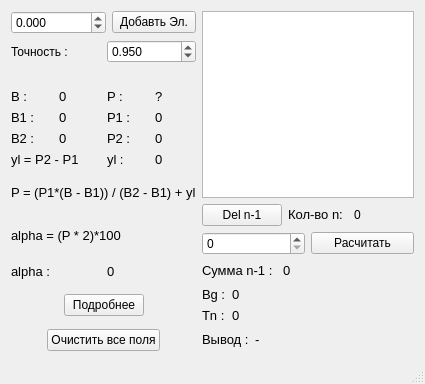
The window that Data_Ballistics/mainwindow.ui (kukiman010/Smirnov-s-method) describes before a commit, drawn with Qt 5.
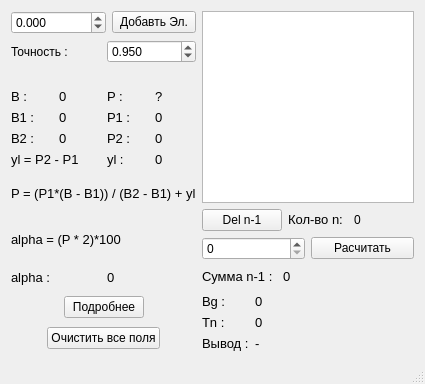
The same window after the commit.

The edit to the form file:
```diff
--- a/Data_Ballistics/mainwindow.ui
+++ b/Data_Ballistics/mainwindow.ui
@@ -89,7 +89,7 @@
       </item>
      </layout>
     </item>
-    <item row="0" column="2" rowspan="4" colspan="3">
+    <item row="0" column="2" rowspan="4" colspan="2">
      <layout class="QVBoxLayout" name="verticalLayout_2">
       <item>
        <layout class="QVBoxLayout" name="verticalLayout">
@@ -417,7 +417,7 @@
       </property>
      </widget>
     </item>
-    <item row="4" column="2" colspan="2">
+    <item row="4" column="2">
      <layout class="QHBoxLayout" name="horizontalLayout_3">
       <item>
        <widget class="QLabel" name="label_5">
@@ -440,7 +440,7 @@
       </item>
      </layout>
     </item>
-    <item row="4" column="4">
+    <item row="4" column="3">
      <spacer name="horizontalSpacer_6">
       <property name="orientation">
        <enum>Qt::Horizontal</enum>
@@ -490,9 +490,11 @@
       </item>
      </layout>
     </item>
-    <item row="5" column="2">
+    <item row="5" column="2" rowspan="2">
      <layout class="QHBoxLayout" name="horizontalLayout_6">
       <item>
+       <layout class="QVBoxLayout" name="verticalLayout_14">
+        <item>
        <layout class="QVBoxLayout" name="verticalLayout_4">
         <item>
          <widget class="QLabel" name="label_6">
@@ -511,6 +513,17 @@
        </layout>
       </item>
       <item>
+         <widget class="QLabel" name="label_10">
+          <property name="text">
+           <string>&lt;html&gt;&lt;head/&gt;&lt;body&gt;&lt;p&gt;&lt;span style=&quot; font-size:10pt;&quot;&gt;Вывод :&lt;/span&gt;&lt;/p&gt;&lt;/body&gt;&lt;/html&gt;</string>
+          </property>
+         </widget>
+        </item>
+       </layout>
+      </item>
+      <item>
+       <layout class="QVBoxLayout" name="verticalLayout_13">
+        <item>
        <layout class="QVBoxLayout" name="verticalLayout_5">
         <item>
          <widget class="QLabel" name="label_7">
@@ -538,9 +551,18 @@
         </item>
        </layout>
       </item>
-     </layout>
-    </item>
-    <item row="5" column="4">
+        <item>
+         <widget class="QLabel" name="label_11">
+          <property name="text">
+           <string>&lt;html&gt;&lt;head/&gt;&lt;body&gt;&lt;p&gt;&lt;span style=&quot; font-size:10pt;&quot;&gt;-&lt;/span&gt;&lt;/p&gt;&lt;/body&gt;&lt;/html&gt;</string>
+          </property>
+         </widget>
+        </item>
+       </layout>
+      </item>
+     </layout>
+    </item>
+    <item row="5" column="3">
      <spacer name="horizontalSpacer_2">
       <property name="orientation">
        <enum>Qt::Horizontal</enum>
@@ -590,20 +612,6 @@
       </item>
      </layout>
     </item>
-    <item row="6" column="2">
-     <widget class="QLabel" name="label_10">
-      <property name="text">
-       <string>&lt;html&gt;&lt;head/&gt;&lt;body&gt;&lt;p&gt;&lt;span style=&quot; font-size:10pt;&quot;&gt;Вывод :&lt;/span&gt;&lt;/p&gt;&lt;/body&gt;&lt;/html&gt;</string>
-      </property>
-     </widget>
-    </item>
-    <item row="6" column="3">
-     <widget class="QLabel" name="label_11">
-      <property name="text">
-       <string>&lt;html&gt;&lt;head/&gt;&lt;body&gt;&lt;p&gt;&lt;span style=&quot; font-size:10pt;&quot;&gt;-&lt;/span&gt;&lt;/p&gt;&lt;/body&gt;&lt;/html&gt;</string>
-      </property>
-     </widget>
-    </item>
    </layout>
    <zorder>label_25</zorder>
    <zorder>label_29</zorder>
```
Left out of the diff: 7 changed lines with no effect on the pictures. Lines whose indentation alone changed are shown as unchanged.
